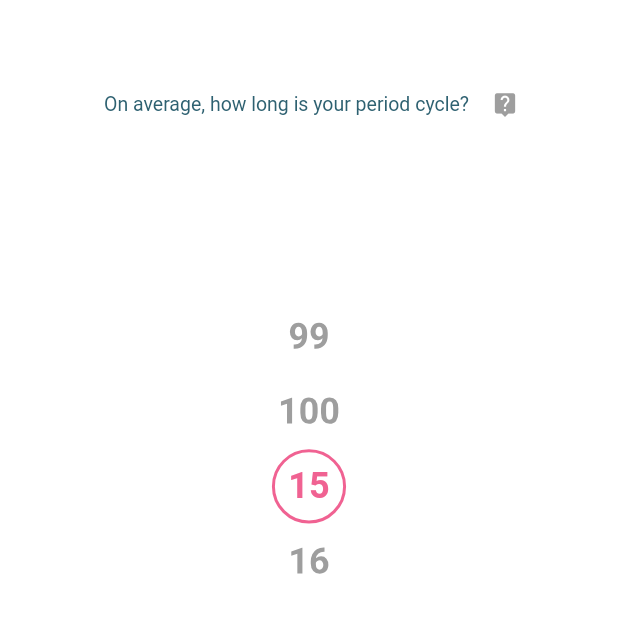
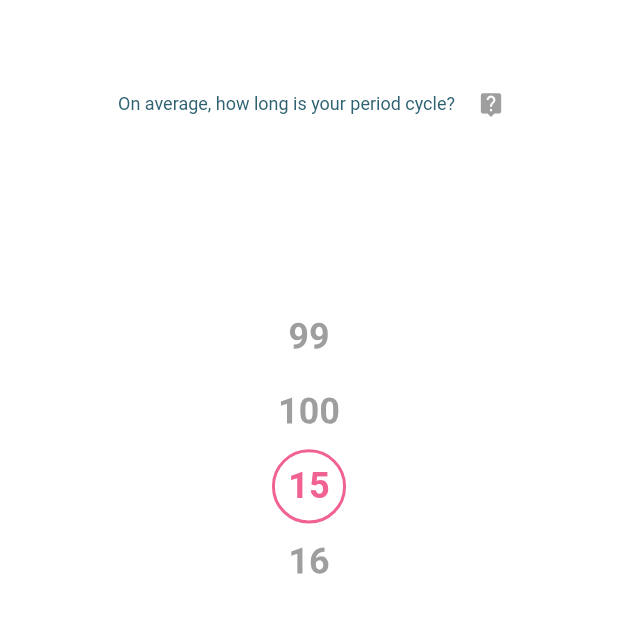
Before and after one commit to yassir28/Calendar-Flutter-App, a Flutter app: the Question2 screen opened directly, on a phone screen of 412 x 824 dp, the top half of it. Run offline on Flutter 3.47's test engine with Material 2 defaults, Android fonts, the phone set to English and light mode, and no system bars; our stand-ins replace cloud_firestore, firebase_auth, firebase_core, table_calendar; accounts and stored records are empty.

Commit message:
fixed row

```diff
--- a/lib/pages/questions_components/question2.dart
+++ b/lib/pages/questions_components/question2.dart
@@ -52,7 +52,7 @@ class _Question2State extends State<Question2>
                       margin: EdgeInsets.only(left: 18),
                       child: Text(
                         "On average, how long is your period cycle?",
-                        style: TextStyle(fontSize: 13),
+                        style: TextStyle(fontSize: 12),
                       ),
                     ),
                     Container(
```
